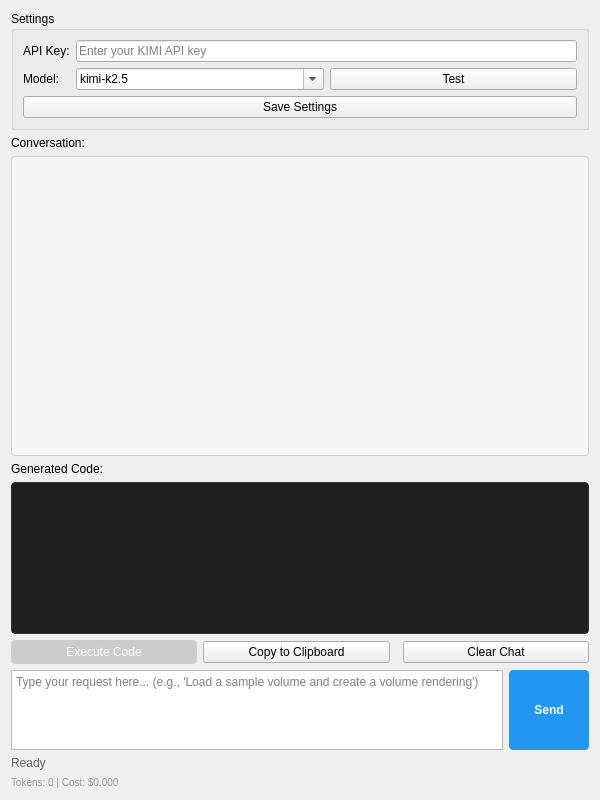
Old version of the form Resources/UI/SlicerKimiAgent.ui in the repository puxuntu/Slicer_agent.
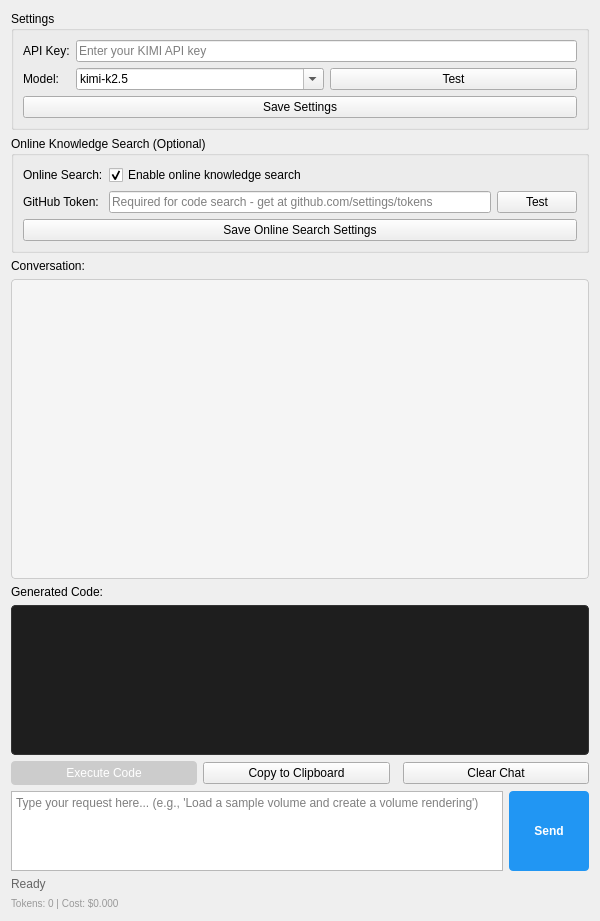
New version of the form. Custom widgets are drawn as their Qt base class.

Commit message:
Add online knowledge search, GitHub API integration, and UI improvements
- Add OnlineKnowledgeClient for GitHub code search

- Add GitHubAPIClient for API interactions

- Update SkillContextManager to support hybrid local/online context

- Improve system prompt with detailed instructions

- Update UI and main agent logic

```diff
--- a/Resources/UI/SlicerKimiAgent.ui
+++ b/Resources/UI/SlicerKimiAgent.ui
@@ -116,6 +116,87 @@
     </widget>
    </item>
    
+   <!-- Online Knowledge Search Group -->
+   <item>
+    <widget class="ctkCollapsibleGroupBox" name="onlineSearchGroupBox">
+     <property name="title">
+      <string>Online Knowledge Search (Optional)</string>
+     </property>
+     <property name="collapsed">
+      <bool>true</bool>
+     </property>
+     <property name="toolTip">
+      <string>Search Slicer GitHub repository for additional code examples (requires internet)</string>
+     </property>
+     <layout class="QFormLayout" name="onlineSearchFormLayout">
+      <item row="0" column="0">
+       <widget class="QLabel" name="onlineSearchLabel">
+        <property name="text">
+         <string>Online Search:</string>
+        </property>
+       </widget>
+      </item>
+      <item row="0" column="1">
+       <widget class="QCheckBox" name="onlineSearchCheckbox">
+        <property name="text">
+         <string>Enable online knowledge search</string>
+        </property>
+        <property name="checked">
+         <bool>true</bool>
+        </property>
+        <property name="toolTip">
+         <string>Search Slicer GitHub repository for additional code examples. Requires GitHub token for code search.</string>
+        </property>
+       </widget>
+      </item>
+      <item row="1" column="0">
+       <widget class="QLabel" name="githubTokenLabel">
+        <property name="text">
+         <string>GitHub Token:</string>
+        </property>
+       </widget>
+      </item>
+      <item row="1" column="1">
+       <layout class="QHBoxLayout" name="githubTokenLayout">
+        <item>
+         <widget class="QLineEdit" name="githubTokenInput">
+          <property name="echoMode">
+           <enum>QLineEdit::Password</enum>
+          </property>
+          <property name="placeholderText">
+           <string>Required for code search - get at github.com/settings/tokens</string>
+          </property>
+          <property name="toolTip">
+           <string>GitHub personal access token (classic) with 'public_repo' scope. Code search requires authentication.</string>
+          </property>
+         </widget>
+        </item>
+        <item>
+         <widget class="QPushButton" name="testGitHubButton">
+          <property name="text">
+           <string>Test</string>
+          </property>
+          <property name="toolTip">
+           <string>Test GitHub connection and token validity</string>
+          </property>
+         </widget>
+        </item>
+       </layout>
+      </item>
+      <item row="2" column="0" colspan="2">
+       <widget class="QPushButton" name="saveOnlineSettingsButton">
+        <property name="text">
+         <string>Save Online Search Settings</string>
+        </property>
+        <property name="toolTip">
+         <string>Save online knowledge search settings</string>
+        </property>
+       </widget>
+      </item>
+     </layout>
+    </widget>
+   </item>
+   
    <!-- Chat History Label -->
    <item>
     <widget class="QLabel" name="chatLabel">
```
The commit also changes 7 other files.
